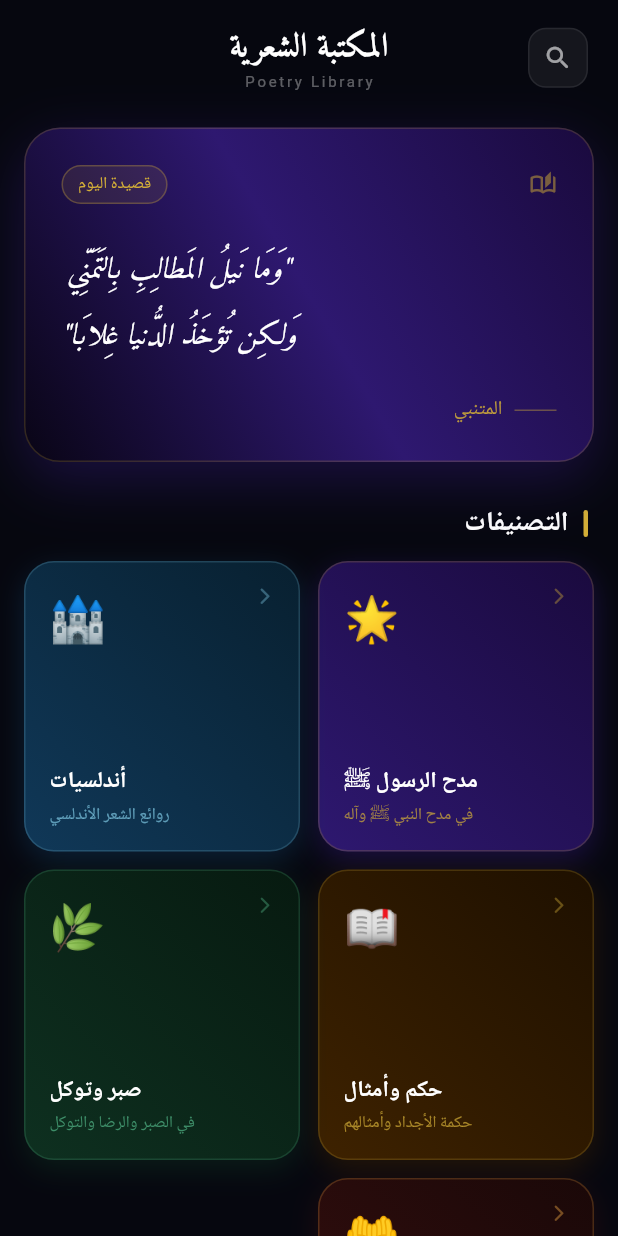
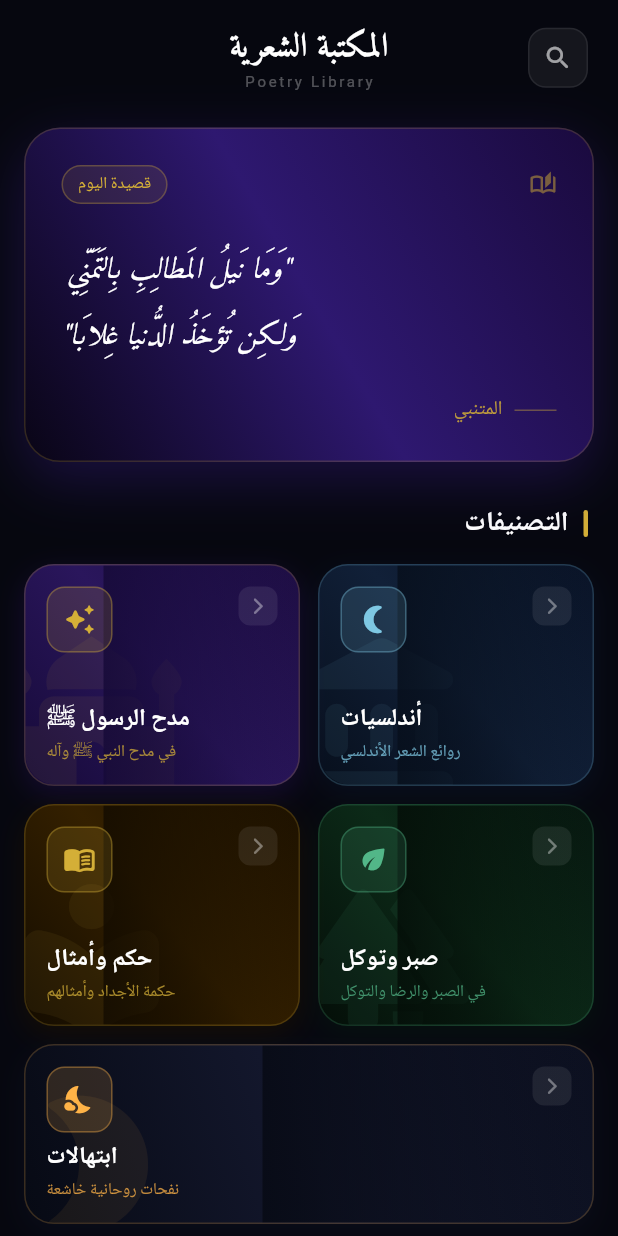
Before and after one commit to azoo1411/Mobile-Islamic-App-, a Flutter app: the PoetryHomeScreen screen opened directly, on a phone screen of 412 x 824 dp. Run offline on Flutter 3.47's test engine with Material 3 defaults, Android fonts, the phone set to English and light mode, and no system bars; our stand-ins replace adhan, drift, flutter_local_notifications, flutter_riverpod, geolocator, go_router and 6 more; accounts and stored records are empty; generated files the repository leaves out were written again.

Commit message:
feat(poetry): redesign category cards with dark gradients and bg icons
Each category card now has a unique dark gradient, a large faded
background decoration icon, a coloured icon-square at top-right,
and the category name + description anchored to the bottom. Layout
uses a custom column of row-pairs so the 5th card spans full width.

https://claude.ai/code/session_014WZtdF3PBChV4Vg6GaR6kW

```diff
--- a/lib/features/poetry/presentation/screens/poetry_home_screen.dart
+++ b/lib/features/poetry/presentation/screens/poetry_home_screen.dart
@@ -4,50 +4,78 @@ import 'package:go_router/go_router.dart';
 import '../../../../core/constants/app_constants.dart';
 import '../../../../core/theme/app_colors.dart';
 
-class _CatMeta {
+class _CatStyle {
   final List<Color> gradient;
   final Color accent;
   final String description;
-  const _CatMeta({required this.gradient, required this.accent, required this.description});
+  final IconData icon;
+  final IconData bgIcon;
+  const _CatStyle({
+    required this.gradient,
+    required this.accent,
+    required this.description,
+    required this.icon,
+    required this.bgIcon,
+  });
 }
+
+const _styles = <String, _CatStyle>{
+  'madh': _CatStyle(
+    gradient: [Color(0xFF1E0E44), Color(0xFF2A165C), Color(0xFF160A38)],
+    accent: Color(0xFFD4AF37),
+    description: 'في مدح النبي ﷺ وآله',
+    icon: Icons.auto_awesome_rounded,
+    bgIcon: Icons.mosque_rounded,
+  ),
+  'andalus': _CatStyle(
+    gradient: [Color(0xFF0A1428), Color(0xFF112038), Color(0xFF070F1C)],
+    accent: Color(0xFF7EC8E3),
+    description: 'روائع الشعر الأندلسي',
+    icon: Icons.nightlight_round,
+    bgIcon: Icons.account_balance_rounded,
+  ),
+  'hikam': _CatStyle(
+    gradient: [Color(0xFF1E1200), Color(0xFF342000), Color(0xFF140C00)],
+    accent: Color(0xFFD4AF37),
+    description: 'حكمة الأجداد وأمثالهم',
+    icon: Icons.menu_book_rounded,
+    bgIcon: Icons.local_library_rounded,
+  ),
+  'sabr': _CatStyle(
+    gradient: [Color(0xFF071810), Color(0xFF0C2A18), Color(0xFF040E08)],
+    accent: Color(0xFF52B788),
+    description: 'في الصبر والرضا والتوكل',
+    icon: Icons.eco_rounded,
+    bgIcon: Icons.forest_rounded,
+  ),
+  'ibtihaal': _CatStyle(
+    gradient: [Color(0xFF0C1020), Color(0xFF14182E), Color(0xFF070A14)],
+    accent: Color(0xFFFFB347),
+    description: 'نفحات روحانية خاشعة',
+    icon: Icons.nights_stay_rounded,
+    bgIcon: Icons.brightness_2_rounded,
+  ),
+};
+
+const _defaultStyle = _CatStyle(
+  gradient: [Color(0xFF1A1A2E), Color(0xFF0F0F23)],
+  accent: AppColors.gold,
+  description: '',
+  icon: Icons.auto_stories_rounded,
+  bgIcon: Icons.star_rounded,
+);
 
 class PoetryHomeScreen extends StatelessWidget {
   const PoetryHomeScreen({super.key});
 
-  static const _meta = <String, _CatMeta>{
-    'madh': _CatMeta(
-      gradient: [Color(0xFF1A0A3E), Color(0xFF2E1870)],
-      accent: Color(0xFFD4AF37),
-      description: 'في مدح النبي ﷺ وآله',
-    ),
-    'andalus': _CatMeta(
-      gradient: [Color(0xFF082030), Color(0xFF103858)],
-      accent: Color(0xFF7EC8E3),
-      description: 'روائع الشعر الأندلسي',
-    ),
-    'hikam': _CatMeta(
-      gradient: [Color(0xFF1E1000), Color(0xFF3E2200)],
-      accent: Color(0xFFD4AF37),
-      description: 'حكمة الأجداد وأمثالهم',
-    ),
-    'sabr': _CatMeta(
-      gradient: [Color(0xFF071A10), Color(0xFF0E3020)],
-      accent: Color(0xFF52B788),
-      description: 'في الصبر والرضا والتوكل',
-    ),
-    'ibtihaal': _CatMeta(
-      gradient: [Color(0xFF1A0808), Color(0xFF380F0F)],
-      accent: Color(0xFFFFB347),
-      description: 'نفحات روحانية خاشعة',
-    ),
-  };
-
-  static const _featuredVerse =
+  static const String _featuredVerse =
       'وَمَا نَيلُ المَطالِبِ بِالتَمَنِّي\nوَلكِن تُؤخَذُ الدُّنيا غِلابَا';
-  static const _featuredPoet = 'المتنبي';
+  static const String _featuredPoet = 'المتنبي';
 
   @override
   Widget build(BuildContext context) {
+    final cats = AppConstants.poetryCategories;
+
     return Directionality(
       textDirection: TextDirection.rtl,
       child: Scaffold(
@@ -59,13 +87,16 @@ class PoetryHomeScreen extends StatelessWidget {
               SliverToBoxAdapter(child: _buildFeaturedCard()),
               SliverToBoxAdapter(
                 child: Padding(
-                  padding: const EdgeInsets.fromLTRB(20, 28, 20, 12),
+                  padding: const EdgeInsets.fromLTRB(20, 28, 20, 14),
                   child: Row(
                     children: [
-                      Container(width: 3, height: 18, decoration: BoxDecoration(
+                      Container(
+                        width: 3, height: 18,
+                        decoration: BoxDecoration(
                           color: AppColors.gold,
                           borderRadius: BorderRadius.circular(2),
-                      )),
+                        ),
+                      ),
                       const SizedBox(width: 10),
                       const Text(
                         'التصنيفات',
@@ -80,28 +111,10 @@ class PoetryHomeScreen extends StatelessWidget {
                   ),
                 ),
               ),
-              SliverPadding(
+              SliverToBoxAdapter(
+                child: Padding(
                   padding: const EdgeInsets.fromLTRB(16, 0, 16, 32),
-                sliver: SliverGrid(
-                  delegate: SliverChildBuilderDelegate(
-                    (context, i) {
-                      final cat = AppConstants.poetryCategories[i];
-                      final m = _meta[cat['id']] ??
-                          const _CatMeta(
-                            gradient: [Color(0xFF1A1A2E), Color(0xFF0F0F23)],
-                            accent: AppColors.gold,
-                            description: '',
-                          );
-                      return _CategoryCard(cat: cat, meta: m);
-                    },
-                    childCount: AppConstants.poetryCategories.length,
-                  ),
-                  gridDelegate: const SliverGridDelegateWithFixedCrossAxisCount(
-                    crossAxisCount: 2,
-                    crossAxisSpacing: 12,
-                    mainAxisSpacing: 12,
-                    childAspectRatio: 0.95,
-                  ),
+                  child: _buildCategoryLayout(context, cats),
                 ),
               ),
             ],
@@ -141,7 +154,7 @@ class PoetryHomeScreen extends StatelessWidget {
                 'Poetry Library',
                 style: TextStyle(
                   fontSize: 10,
-                  color: Colors.white.withOpacity(0.35),
+                  color: Colors.white.withOpacity(0.3),
                   letterSpacing: 1.8,
                 ),
               ),
@@ -170,8 +183,7 @@ class PoetryHomeScreen extends StatelessWidget {
           boxShadow: [
             BoxShadow(
               color: const Color(0xFF2E1870).withOpacity(0.5),
-              blurRadius: 32,
-              offset: const Offset(0, 12),
+              blurRadius: 32, offset: const Offset(0, 12),
             ),
           ],
         ),
@@ -190,14 +202,9 @@ class PoetryHomeScreen extends StatelessWidget {
                     borderRadius: BorderRadius.circular(20),
                     border: Border.all(color: AppColors.gold.withOpacity(0.3)),
                   ),
-                  child: const Text(
-                    'قصيدة اليوم',
+                  child: const Text('قصيدة اليوم',
                       style: TextStyle(
-                      fontFamily: 'NotoNaskhArabic',
-                      fontSize: 11,
-                      color: AppColors.gold,
-                    ),
-                  ),
+                        fontFamily: 'NotoNaskhArabic', fontSize: 11, color: AppColors.gold)),
                 ),
               ],
             ),
@@ -206,11 +213,8 @@ class PoetryHomeScreen extends StatelessWidget {
               '"$_featuredVerse"',
               textAlign: TextAlign.center,
               style: const TextStyle(
-                fontFamily: 'Amiri',
-                fontSize: 20,
-                color: Colors.white,
-                height: 2.2,
-                fontStyle: FontStyle.italic,
+                fontFamily: 'Amiri', fontSize: 20, color: Colors.white,
+                height: 2.2, fontStyle: FontStyle.italic,
               ),
             ),
             const SizedBox(height: 18),
@@ -218,15 +222,11 @@ class PoetryHomeScreen extends StatelessWidget {
               children: [
                 Container(width: 28, height: 1, color: AppColors.gold.withOpacity(0.4)),
                 const SizedBox(width: 8),
-                Text(
-                  _featuredPoet,
+                Text(_featuredPoet,
                     style: TextStyle(
-                    fontFamily: 'NotoNaskhArabic',
-                    fontSize: 13,
+                      fontFamily: 'NotoNaskhArabic', fontSize: 13,
                       color: AppColors.gold.withOpacity(0.85),
-                  ),
-                ),
-                const Spacer(),
+                    )),
               ],
             ),
           ],
@@ -234,12 +234,46 @@ class PoetryHomeScreen extends StatelessWidget {
       ),
     );
   }
+
+  Widget _buildCategoryLayout(BuildContext context, List<Map<String, String>> cats) {
+    // Pairs in rows, last item full-width if odd count
+    final rows = <Widget>[];
+    for (int i = 0; i < cats.length; i += 2) {
+      final isLast = i + 1 >= cats.length;
+      if (isLast) {
+        rows.add(_CategoryCard(cat: cats[i], style: _styles[cats[i]['id']] ?? _defaultStyle,
+            fullWidth: true));
+      } else {
+        rows.add(
+          Row(
+            children: [
+              Expanded(child: _CategoryCard(
+                  cat: cats[i + 1],
+                  style: _styles[cats[i + 1]['id']] ?? _defaultStyle)),
+              const SizedBox(width: 12),
+              Expanded(child: _CategoryCard(
+                  cat: cats[i],
+                  style: _styles[cats[i]['id']] ?? _defaultStyle)),
+            ],
+          ),
+        );
+      }
+      if (i + 2 < cats.length) rows.add(const SizedBox(height: 12));
+    }
+    return Column(children: rows);
+  }
 }
 
 class _CategoryCard extends StatefulWidget {
   final Map<String, String> cat;
-  final _CatMeta meta;
-  const _CategoryCard({required this.cat, required this.meta});
+  final _CatStyle style;
+  final bool fullWidth;
+
+  const _CategoryCard({
+    required this.cat,
+    required this.style,
+    this.fullWidth = false,
+  });
 
   @override
   State<_CategoryCard> createState() => _CategoryCardState();
@@ -250,6 +284,7 @@ class _CategoryCardState extends State<_CategoryCard> {
 
   @override
   Widget build(BuildContext context) {
+    final s = widget.style;
     return GestureDetector(
       onTapDown: (_) => setState(() => _pressed = true),
       onTapUp: (_) {
@@ -258,66 +293,120 @@ class _CategoryCardState extends State<_CategoryCard> {
       },
       onTapCancel: () => setState(() => _pressed = false),
       child: AnimatedScale(
-        scale: _pressed ? 0.95 : 1.0,
-        duration: const Duration(milliseconds: 120),
+        scale: _pressed ? 0.96 : 1.0,
+        duration: const Duration(milliseconds: 130),
         child: Container(
+          height: widget.fullWidth ? 120 : 148,
           decoration: BoxDecoration(
             gradient: LinearGradient(
               begin: Alignment.topRight,
               end: Alignment.bottomLeft,
-              colors: widget.meta.gradient,
+              colors: s.gradient,
             ),
             borderRadius: BorderRadius.circular(20),
-            border: Border.all(color: widget.meta.accent.withOpacity(0.2)),
+            border: Border.all(color: s.accent.withOpacity(0.2)),
             boxShadow: [
               BoxShadow(
-                color: widget.meta.gradient.last.withOpacity(0.5),
-                blurRadius: 16,
-                offset: const Offset(0, 6),
+                color: s.gradient.first.withOpacity(0.6),
+                blurRadius: 16, offset: const Offset(0, 6),
               ),
             ],
           ),
-          child: Padding(
-            padding: const EdgeInsets.all(16),
+          child: ClipRRect(
+            borderRadius: BorderRadius.circular(20),
+            child: Stack(
+              children: [
+                // ── Decorative large background icon ─────────────────────
+                Positioned(
+                  left: widget.fullWidth ? -10 : -16,
+                  bottom: -16,
+                  child: Icon(
+                    s.bgIcon,
+                    size: widget.fullWidth ? 110 : 120,
+                    color: s.accent.withOpacity(0.07),
+                  ),
+                ),
+
+                // ── Left-side fade overlay for text readability ───────────
+                Positioned(
+                  right: 0, top: 0, bottom: 0,
+                  width: widget.fullWidth ? 220 : 130,
+                  child: Container(
+                    decoration: BoxDecoration(
+                      gradient: LinearGradient(
+                        begin: Alignment.centerRight,
+                        end: Alignment.centerLeft,
+                        colors: [
+                          s.gradient.last.withOpacity(0.0),
+                          s.gradient.last.withOpacity(0.85),
+                        ],
+                      ),
+                    ),
+                  ),
+                ),
+
+                // ── Content ───────────────────────────────────────────────
+                Padding(
+                  padding: const EdgeInsets.all(14),
                   child: Column(
                     crossAxisAlignment: CrossAxisAlignment.end,
-              mainAxisAlignment: MainAxisAlignment.spaceBetween,
                     children: [
+                      // Top row: icon square + arrow
                       Row(
                         mainAxisAlignment: MainAxisAlignment.spaceBetween,
                         crossAxisAlignment: CrossAxisAlignment.start,
                         children: [
-                    Icon(Icons.arrow_back_ios_rounded,
-                        color: widget.meta.accent.withOpacity(0.4), size: 13),
-                    Text(widget.cat['icon'] ?? '📖',
-                        style: const TextStyle(fontSize: 30)),
+                          // Arrow
+                          Container(
+                            width: 26, height: 26,
+                            decoration: BoxDecoration(
+                              color: Colors.white.withOpacity(0.08),
+                              borderRadius: BorderRadius.circular(8),
+                            ),
+                            child: Icon(Icons.arrow_back_ios_rounded,
+                                color: Colors.white38, size: 13),
+                          ),
+                          // Icon square
+                          Container(
+                            width: 44, height: 44,
+                            decoration: BoxDecoration(
+                              color: s.accent.withOpacity(0.15),
+                              borderRadius: BorderRadius.circular(12),
+                              border: Border.all(color: s.accent.withOpacity(0.35)),
+                            ),
+                            child: Icon(s.icon, color: s.accent, size: 22),
+                          ),
                         ],
                       ),
-                Column(
-                  crossAxisAlignment: CrossAxisAlignment.end,
-                  children: [
+
+                      const Spacer(),
+
+                      // Category name + description
                       Text(
                         widget.cat['name']!,
+                        textAlign: TextAlign.right,
                         style: const TextStyle(
                           fontFamily: 'NotoNaskhArabic',
-                        fontSize: 15,
+                          fontSize: 16,
                           fontWeight: FontWeight.w700,
                           color: Colors.white,
+                          height: 1.3,
                         ),
                       ),
                       const SizedBox(height: 4),
                       Text(
-                      widget.meta.description,
+                        s.description,
+                        textAlign: TextAlign.right,
                         style: TextStyle(
                           fontFamily: 'NotoNaskhArabic',
                           fontSize: 11,
-                        color: widget.meta.accent.withOpacity(0.7),
+                          color: s.accent.withOpacity(0.75),
                           height: 1.4,
                         ),
-                      maxLines: 2,
-                      textAlign: TextAlign.right,
+                        maxLines: 1,
                       ),
                     ],
+                  ),
                 ),
               ],
             ),
```
Lines whose indentation alone changed are shown as unchanged.
